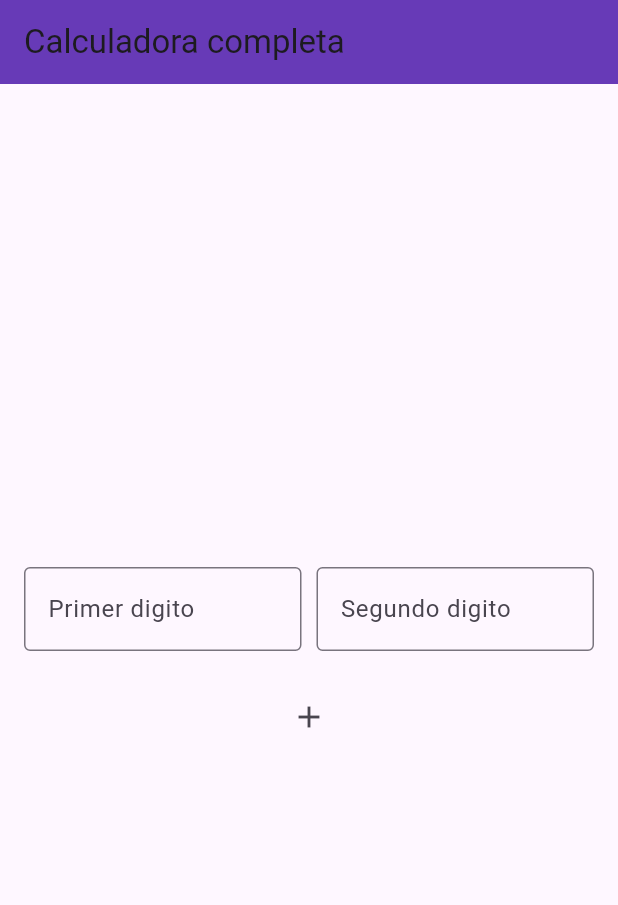
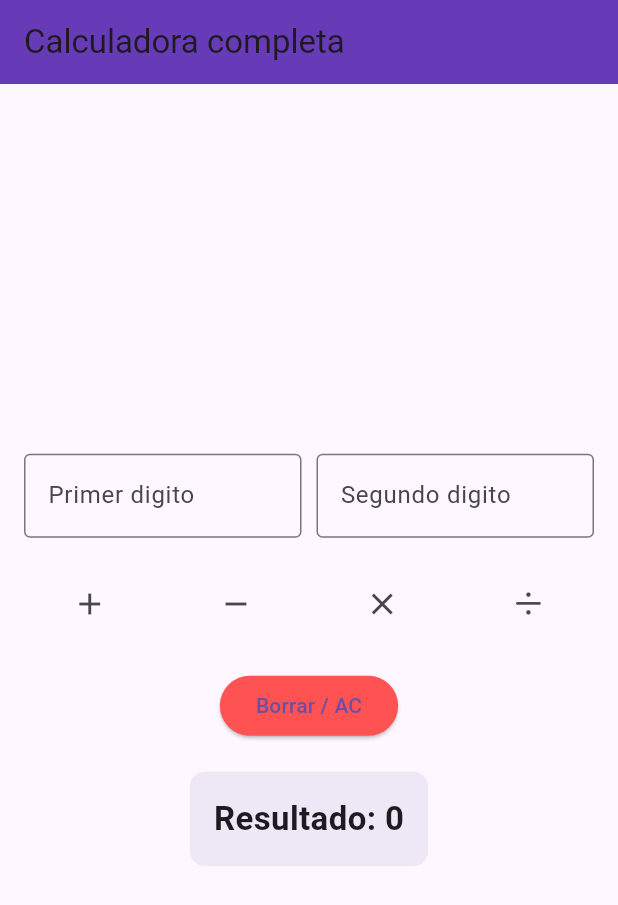
Before and after one commit to nandoalv1990/Clase-Apps-con-Geolocalizaci-n, a Flutter app: the screen it shows after launch, on a phone screen of 412 x 824 dp. Shown: the top 905 px of the screen. Run offline on Flutter 3.47's test engine with Material 3 defaults, Android fonts, the light colour scheme and no system bars.

Commit message:
ajustes finales

```diff
--- a/proyectoflutter3/lib/main.dart
+++ b/proyectoflutter3/lib/main.dart
@@ -1,5 +1,6 @@
+import 'package:flutter/cupertino.dart';
 import 'package:flutter/material.dart';
-
+// Caluladora sencilla
 void main() {
   runApp(CalculadoraCompletaApp());
 }
@@ -52,6 +53,15 @@ class _CalculadoraUIState extends State<CalculadoraUI> {
     });
   }
 
+  // Función para borrar
+  void borrar(){
+    setState(() {
+      num1Controller.clear();
+      num2Controller.clear();
+      resultado = "0";
+    });
+  }
+
   @override
   Widget build(BuildContext context) {
     return Scaffold(
@@ -97,14 +107,56 @@ class _CalculadoraUIState extends State<CalculadoraUI> {
                 Expanded(
                   child: IconButton(
                     onPressed: () => calcular('+'),
-                    icon: Icon(Icons.add)
+                    icon: Icon(Icons.add),
+                    style: ButtonStyle(),
+                  ),
+                ),
+                SizedBox(width: 10),
+                Expanded(
+                  child: IconButton(
+                    onPressed: () => calcular('-'),
+                    icon: Icon(Icons.remove),
+                   ),
+                ),
+                SizedBox(width: 10),
+                Expanded(
+                  child: IconButton(
+                    onPressed: () => calcular('*'),
+                    icon: Icon(Icons.clear),
+                   ),
+                ),
+                SizedBox(width: 10),
+                Expanded(
+                  child: IconButton(
+                   onPressed: () => calcular('/'),
+                   icon: Icon(CupertinoIcons.divide),
                   ),
                 ),
               ],
             ),
+            SizedBox(height: 20),
+            // Botón para borrar todo
+            ElevatedButton(
+              onPressed: borrar,
+              style: ElevatedButton.styleFrom(backgroundColor: Colors.redAccent),
+               child: Text('Borrar / AC'),
+            ),
+            SizedBox(height: 20),
+            // Resultado
+            Container(
+              padding: EdgeInsets.all(16),
+              decoration: BoxDecoration(
+                color: Colors.deepPurple[50],
+                borderRadius: BorderRadius.circular(10),
+              ),
+              child: Text(
+                'Resultado: $resultado',
+                style: TextStyle(fontSize: 22, fontWeight: FontWeight.bold),
+              ),
+            )
           ],
         ),
-        ),
+      ),
     );
   }
 }
```
